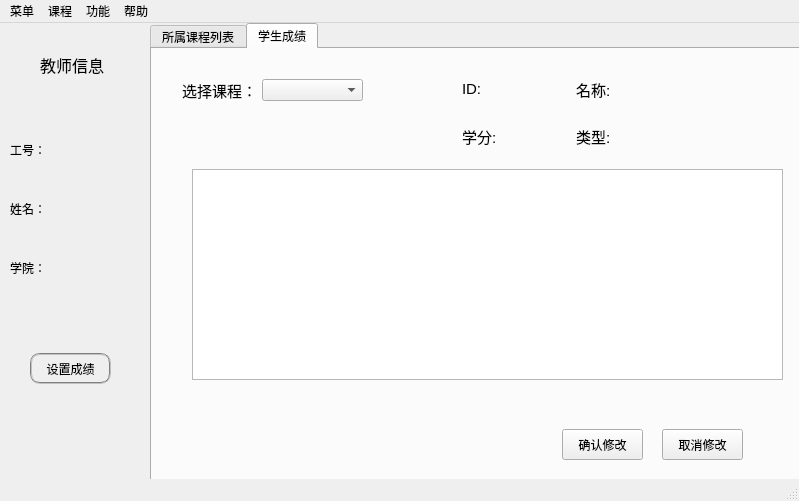
Above: source/mainwindow_teacher.ui from laddie132/Academic-Management-System-Demo before the change. Below: the same form after it.
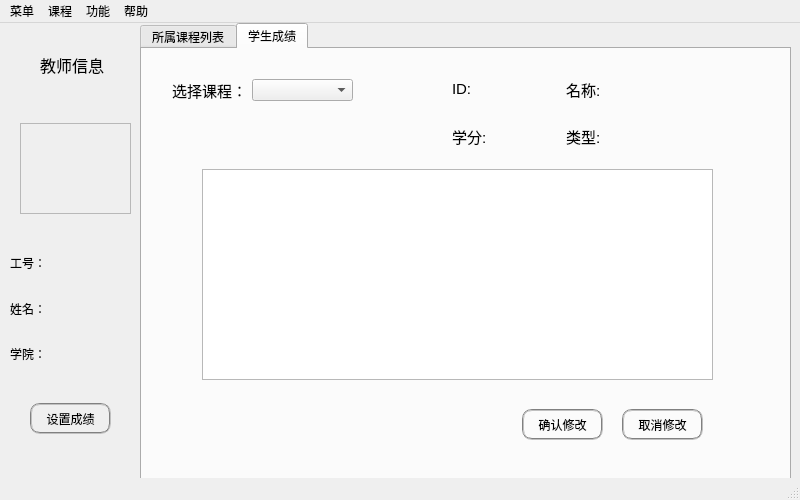
That is the form after the change. The open tabs and pages were chosen to show the change. Icons and pictures are not drawn.

What changed in the file:
```diff
--- a/source/mainwindow_teacher.ui
+++ b/source/mainwindow_teacher.ui
@@ -6,8 +6,8 @@
    <rect>
     <x>0</x>
     <y>0</y>
-    <width>799</width>
-    <height>501</height>
+    <width>800</width>
+    <height>500</height>
    </rect>
   </property>
   <property name="windowTitle">
@@ -20,7 +20,7 @@
    <widget class="QTabWidget" name="tabWidget_teacher">
     <property name="geometry">
      <rect>
-      <x>150</x>
+      <x>140</x>
       <y>0</y>
       <width>651</width>
       <height>461</height>
@@ -101,9 +101,9 @@
      <widget class="QTableView" name="tableView_student">
       <property name="geometry">
        <rect>
-        <x>40</x>
+        <x>60</x>
         <y>120</y>
-        <width>591</width>
+        <width>511</width>
         <height>211</height>
        </rect>
       </property>
@@ -206,14 +206,15 @@
      <widget class="QPushButton" name="confirm_btn">
       <property name="geometry">
        <rect>
-        <x>410</x>
-        <y>380</y>
+        <x>380</x>
+        <y>360</y>
         <width>81</width>
         <height>31</height>
        </rect>
       </property>
       <property name="styleSheet">
-       <string notr="true">font: 25 10pt &quot;微软雅黑 Light&quot;;</string>
+       <string notr="true">font: 25 10pt &quot;微软雅黑 Light&quot;;
+border:2px groove gray;border-radius:10px;padding:2px 4px;</string>
       </property>
       <property name="text">
        <string>确认修改</string>
@@ -222,14 +223,15 @@
      <widget class="QPushButton" name="cancel_btn">
       <property name="geometry">
        <rect>
-        <x>510</x>
-        <y>380</y>
+        <x>480</x>
+        <y>360</y>
         <width>81</width>
         <height>31</height>
        </rect>
       </property>
       <property name="styleSheet">
-       <string notr="true">font: 25 10pt &quot;微软雅黑 Light&quot;;</string>
+       <string notr="true">font: 25 10pt &quot;微软雅黑 Light&quot;;
+border:2px groove gray;border-radius:10px;padding:2px 4px;</string>
       </property>
       <property name="text">
        <string>取消修改</string>
@@ -257,12 +259,38 @@
     <property name="geometry">
      <rect>
       <x>10</x>
-      <y>100</y>
+      <y>220</y>
       <width>131</width>
-      <height>171</height>
+      <height>151</height>
      </rect>
     </property>
     <layout class="QGridLayout" name="gridLayout">
+     <item row="3" column="0">
+      <spacer name="horizontalSpacer">
+       <property name="orientation">
+        <enum>Qt::Horizontal</enum>
+       </property>
+       <property name="sizeHint" stdset="0">
+        <size>
+         <width>40</width>
+         <height>20</height>
+        </size>
+       </property>
+      </spacer>
+     </item>
+     <item row="3" column="2">
+      <spacer name="horizontalSpacer_2">
+       <property name="orientation">
+        <enum>Qt::Horizontal</enum>
+       </property>
+       <property name="sizeHint" stdset="0">
+        <size>
+         <width>40</width>
+         <height>20</height>
+        </size>
+       </property>
+      </spacer>
+     </item>
      <item row="1" column="0">
       <widget class="QLabel" name="label_3">
        <property name="styleSheet">
@@ -293,27 +321,20 @@
        </property>
       </widget>
      </item>
-     <item row="0" column="1">
-      <widget class="QLabel" name="label_id">
-       <property name="styleSheet">
-        <string notr="true">font: 25 11pt &quot;微软雅黑 Light&quot;;</string>
+     <item row="3" column="1">
+      <spacer name="horizontalSpacer_3">
+       <property name="orientation">
+        <enum>Qt::Horizontal</enum>
        </property>
-       <property name="text">
-        <string/>
+       <property name="sizeHint" stdset="0">
+        <size>
+         <width>40</width>
+         <height>20</height>
+        </size>
        </property>
-      </widget>
+      </spacer>
      </item>
-     <item row="1" column="1">
-      <widget class="QLabel" name="label_name">
-       <property name="styleSheet">
-        <string notr="true">font: 25 11pt &quot;微软雅黑 Light&quot;;</string>
-       </property>
-       <property name="text">
-        <string/>
-       </property>
-      </widget>
-     </item>
-     <item row="2" column="1">
+     <item row="2" column="1" colspan="2">
       <widget class="QLabel" name="label_institude">
        <property name="styleSheet">
         <string notr="true">font: 25 11pt &quot;微软雅黑 Light&quot;;</string>
@@ -323,13 +344,33 @@
        </property>
       </widget>
      </item>
+     <item row="1" column="1" colspan="2">
+      <widget class="QLabel" name="label_name">
+       <property name="styleSheet">
+        <string notr="true">font: 25 11pt &quot;微软雅黑 Light&quot;;</string>
+       </property>
+       <property name="text">
+        <string/>
+       </property>
+      </widget>
+     </item>
+     <item row="0" column="1" colspan="2">
+      <widget class="QLabel" name="label_id">
+       <property name="styleSheet">
+        <string notr="true">font: 25 11pt &quot;微软雅黑 Light&quot;;</string>
+       </property>
+       <property name="text">
+        <string/>
+       </property>
+      </widget>
+     </item>
     </layout>
    </widget>
    <widget class="QPushButton" name="set_grade_btn">
     <property name="geometry">
      <rect>
       <x>30</x>
-      <y>330</y>
+      <y>380</y>
       <width>81</width>
       <height>31</height>
      </rect>
@@ -341,13 +382,32 @@
      <string>设置成绩</string>
     </property>
    </widget>
+   <widget class="QFrame" name="frame">
+    <property name="geometry">
+     <rect>
+      <x>20</x>
+      <y>100</y>
+      <width>111</width>
+      <height>91</height>
+     </rect>
+    </property>
+    <property name="styleSheet">
+     <string notr="true">image: url(:/image/photo.png);</string>
+    </property>
+    <property name="frameShape">
+     <enum>QFrame::StyledPanel</enum>
+    </property>
+    <property name="frameShadow">
+     <enum>QFrame::Raised</enum>
+    </property>
+   </widget>
   </widget>
   <widget class="QMenuBar" name="menubar">
    <property name="geometry">
     <rect>
      <x>0</x>
      <y>0</y>
-     <width>799</width>
+     <width>800</width>
      <height>25</height>
     </rect>
    </property>
```
